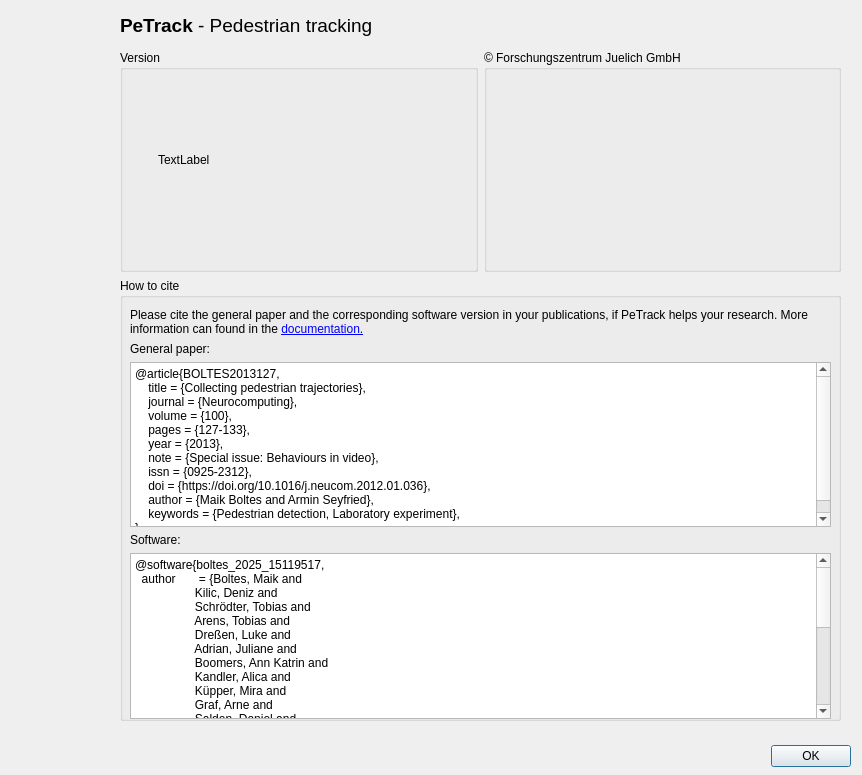
This is src/ui/dialogs/about.ui in ped-dyn-emp/PeTrack as Qt 5 draws it before an edit. The edited form follows.
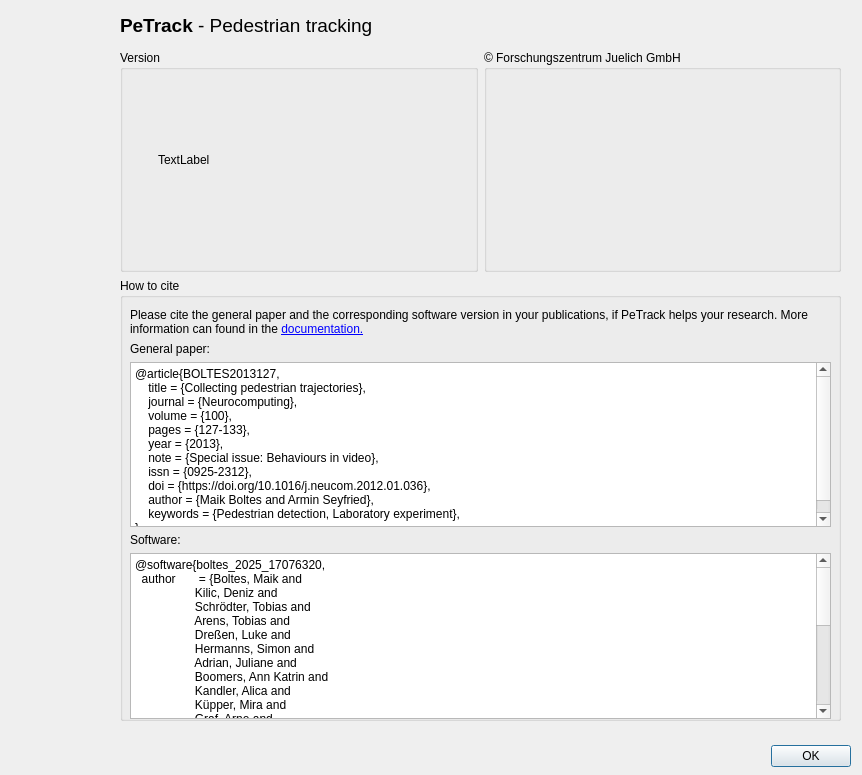
This is the edited form. Icons and pictures are not drawn.

Commit message: Update about.ui and readme for release 1.1

```diff
--- a/src/ui/dialogs/about.ui
+++ b/src/ui/dialogs/about.ui
@@ -210,12 +210,13 @@
            <bool>true</bool>
           </property>
           <property name="plainText">
-           <string>@software{boltes_2025_15119517,
+           <string>@software{boltes_2025_17076320,
   author       = {Boltes, Maik and
                   Kilic, Deniz and
                   Schrödter, Tobias and
                   Arens, Tobias and
                   Dreßen, Luke and
+                  Hermanns, Simon and
                   Adrian, Juliane and
                   Boomers, Ann Katrin and
                   Kandler, Alica and
@@ -228,12 +229,12 @@
                   Lieberenz, Paul and
                   Klein, Janine},
   title        = {PeTrack},
-  month        = apr,
+  month        = sep,
   year         = 2025,
   publisher    = {Zenodo},
-  version      = {v1.0},
-  doi          = {10.5281/zenodo.15119517},
-  url          = {https://doi.org/10.5281/zenodo.15119517},
+  version      = {v1.1},
+  doi          = {10.5281/zenodo.17076320},
+  url          = {https://doi.org/10.5281/zenodo.17076320},
 }</string>
           </property>
          </widget>
```
The commit also changes 1 other file.
